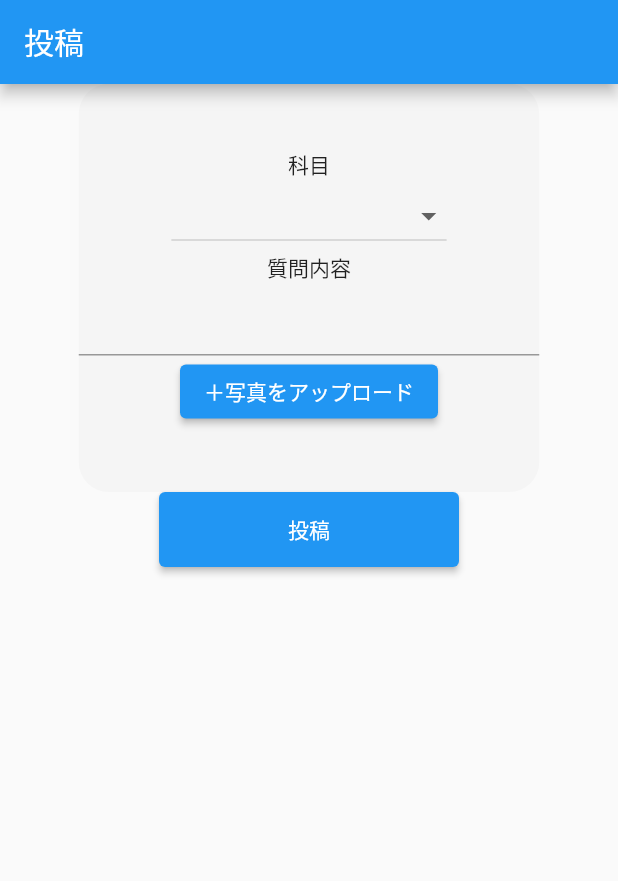
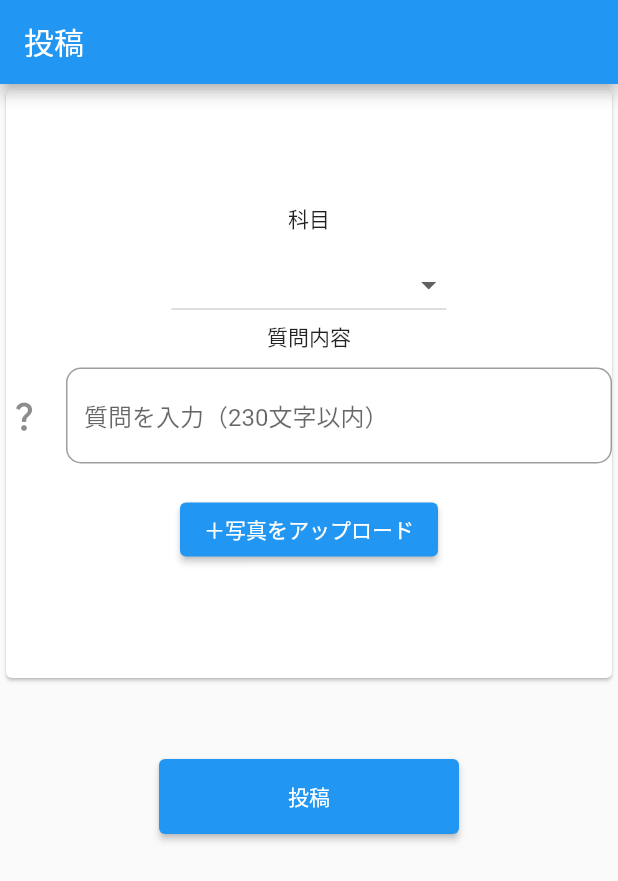
Before and after one commit to dao0203/share_study_app, a Flutter app: the screen it shows after launch, on a phone screen of 412 x 824 dp. Shown: the top 881 px of the screen. Run offline on Flutter 3.47's test engine with Material 2 defaults, Android fonts, the phone set to English and light mode, and no system bars; our stand-ins replace google_sign_in, hooks_riverpod.

Commit message:
[update]調整

```diff
--- a/lib/tweet_page/question_page.dart
+++ b/lib/tweet_page/question_page.dart
@@ -12,29 +12,27 @@ class QuestionPage extends StatelessWidget {
 
   @override
   Widget build(BuildContext context) {
+    String qusetion;
     return Scaffold(
       appBar: AppBar(
         title: const Text(
           ("投稿"),
         ),
       ),
-      body: Center(
+      body: SingleChildScrollView(
         child: Column(
           children: [
-            Container(
+            SizedBox(
+              height: 400,
+              child: Card(
                 //投稿画面の中身
-              width: 307,
-              height: 272,
-              decoration: BoxDecoration(
-                color: Colors.grey[100],
-                borderRadius: BorderRadius.circular(20),
-              ),
 
                 child: Column(
                   mainAxisAlignment: MainAxisAlignment.center,
                   children: [
                     //項目の中身
                     Text("科目"),
+                    SizedBox(height: 10),
                     /*科目選択ボタン*/
                     DropdownButton(items: const [
                       DropdownMenuItem(
@@ -51,12 +49,21 @@ class QuestionPage extends StatelessWidget {
                       ),
                     ], onChanged: (String? value) {}),
                     Text("質問内容"),
+                    SizedBox(height: 10),
                     /**質問内容を投稿するテキスト */
                     TextField(
                       keyboardType: TextInputType.multiline,
                       maxLines: null,
+                      decoration: InputDecoration(
+                          enabledBorder: OutlineInputBorder(
+                            borderRadius: BorderRadius.circular(10),
+                            borderSide: BorderSide(color: Colors.grey),
+                          ),
+                          hintText: '質問を入力（230文字以内）',
+                          icon: Icon(Icons.question_mark)),
                     ),
                     /**写真アップロードボタン */
+                    SizedBox(height: 20), //間隔を開ける
                     ElevatedButton(
                       onPressed: () {},
                       child: Text("＋写真をアップロード"),
@@ -70,6 +77,10 @@ class QuestionPage extends StatelessWidget {
                   ],
                 ),
               ),
+            ),
+            SizedBox(
+              height: 50,
+            ),
             /**投稿するボタン */
             ElevatedButton(
               style: ElevatedButton.styleFrom(minimumSize: Size(200, 50)),
```
Lines whose indentation alone changed are shown as unchanged.
